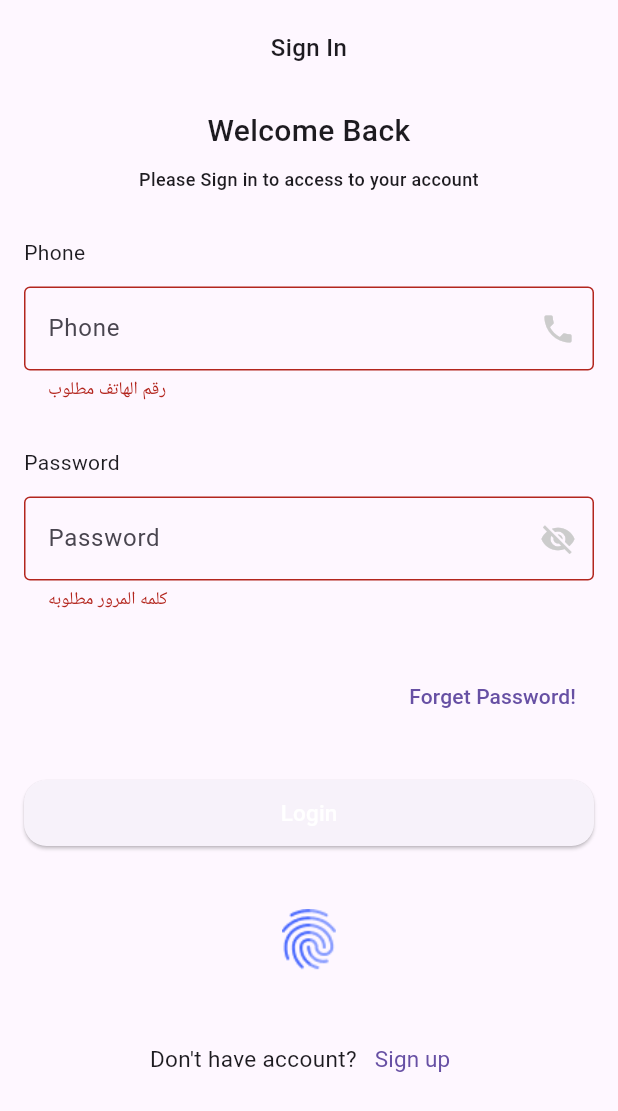
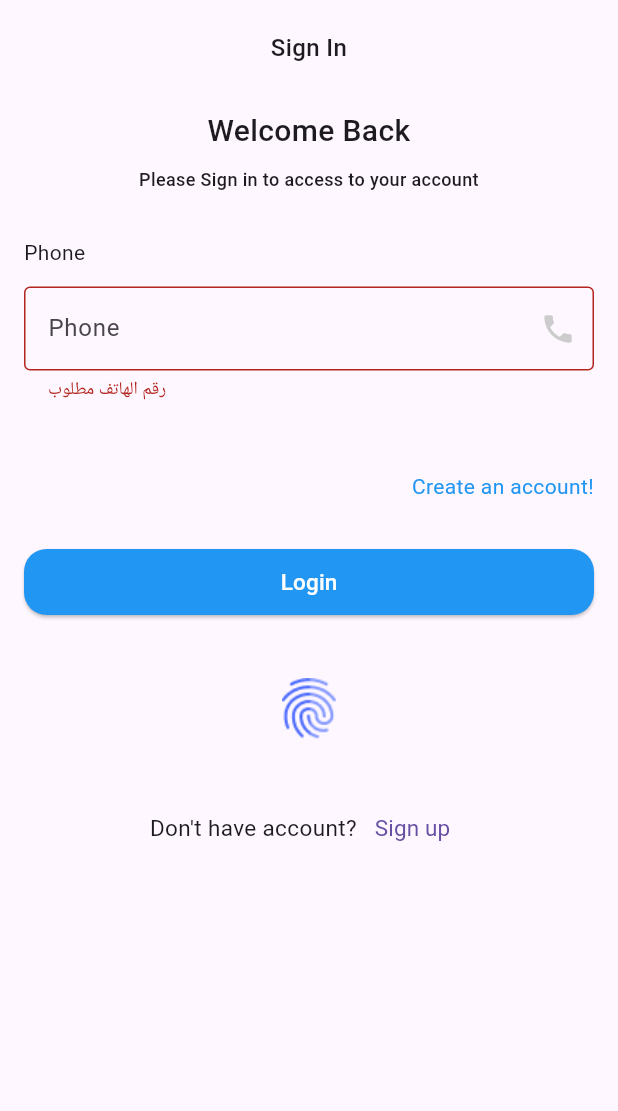
Before and after one commit to omarelgmmal2/mudadd, a Flutter app: the LoginScreen screen opened directly, after a tap on "Login", on a phone screen of 412 x 824 dp. Shown: the top 1111 px of the screen. Run offline on Flutter 3.47's test engine with Material 3 defaults, Android fonts, the phone set to English and light mode, and no system bars; our stand-ins replace flutter_svg.

Commit message:
update login

```diff
--- a/lib/auth/login/view.dart
+++ b/lib/auth/login/view.dart
@@ -2,7 +2,6 @@ import 'package:flutter/material.dart';
 import 'package:mudad/core/design/custom_image.dart';
 import '../../core/design/app_button.dart';
 import '../../core/design/app_input_email.dart';
-import '../../core/design/app_input_password.dart';
 import '../../core/logic/helper_methods.dart';
 import '../sign_up/view.dart';
 
@@ -61,11 +60,6 @@ class _LoginScreenState extends State<LoginScreen> {
             const SizedBox(
               height: 30,
             ),
-            Form(
-              key: formKey,
-              child: Column(
-                crossAxisAlignment: CrossAxisAlignment.start,
-                children: [
             const Text(
               "Phone",
               style: TextStyle(
@@ -76,7 +70,9 @@ class _LoginScreenState extends State<LoginScreen> {
             const SizedBox(
               height: 13,
             ),
-                  AppInputPhone(
+            Form(
+              key: formKey,
+              child: AppInputPhone(
                 labelText: "Phone",
                 isPhone: true,
                 controller: phoneController,
@@ -90,41 +86,19 @@ class _LoginScreenState extends State<LoginScreen> {
                   return null;
                 },
               ),
-                  const Text(
-                    "Password",
-                    style: TextStyle(
-                      fontSize: 14,
-                      fontWeight: FontWeight.w400,
-                    ),
-                  ),
-                  const SizedBox(
-                    height: 13,
-                  ),
-                  AppInputPassword(
-                    labelText: "Password",
-                    isPassword: true,
-                    controller: passwordController,
-                    validator: (value) {
-                      if (value!.isEmpty) {
-                        return "كلمه المرور مطلوبه";
-                      } else if (value.length < 8) {
-                        return "كلمه المرور ضعيفه";
-                      }
-                      return null;
-                    },
-                  ),
-                ],
-              ),
             ),
             const SizedBox(
               height: 16,
             ),
-            TextButton(
-              onPressed: () {},
-              child: const Align(
-                alignment: Alignment.topRight,
-                child: Text(
-                  "Forget Password!",
+            GestureDetector(
+              onTap: () {
+                toGetNavigate(const SignUpScreen(),);
+              },
+              child: const Text(
+                textAlign: TextAlign.end,
+                "Create an account!",
+                style: TextStyle(
+                  color: Colors.blue,
                 ),
               ),
             ),
--- a/lib/core/design/app_button.dart
+++ b/lib/core/design/app_button.dart
@@ -10,6 +10,7 @@ class ElevateButton extends StatelessWidget {
     return ElevatedButton(
       onPressed: onPress,
       style: ElevatedButton.styleFrom(
+        backgroundColor: Colors.blue,
         shape: RoundedRectangleBorder(
           borderRadius: BorderRadius.circular(15),
         ),
--- a/lib/core/design/custom_cardboard_and_bottles.dart
+++ b/lib/core/design/custom_cardboard_and_bottles.dart
@@ -60,7 +60,7 @@ class CustomCardBoardAndBottles extends StatelessWidget {
                           height: 10,
                         ),
                         Text(
-                          "10 كرتونه",
+                           "كرتونه 10",
                           style: TextStyle(
                             fontSize: 20,
                             fontWeight: FontWeight.w600,
@@ -93,7 +93,7 @@ class CustomCardBoardAndBottles extends StatelessWidget {
                         height: 5,
                       ),
                       const Text(
-                          "عبوه330مx20 ",
+                        "330مx20عبوه",
                         style: TextStyle(
                           fontSize: 17,
                           fontWeight: FontWeight.w600,
--- a/lib/core/design/custom_elevated_button.dart
+++ b/lib/core/design/custom_elevated_button.dart
@@ -21,6 +21,7 @@ class AppButton extends StatelessWidget {
           style: TextStyle(
             fontSize: 20,
             fontWeight: FontWeight.bold,
+            color: Colors.white
           ),
         ),
       ),
--- a/lib/main.dart
+++ b/lib/main.dart
@@ -1,5 +1,5 @@
 import 'package:flutter/material.dart';
-import 'auth/login/view.dart';
+import 'package:mudad/payment/view.dart';
 import 'core/logic/helper_methods.dart';
 
 void main() {
@@ -15,7 +15,7 @@ class MyApp extends StatelessWidget {
       title: "Mudad",
       debugShowCheckedModeBanner: false,
       navigatorKey: navigatorKey,
-      home: const LoginScreen(),
+      home: const PaymentView(),
     );
   }
 }
```
Also changed, not shown: pubspec.lock. Lines whose indentation alone changed are shown as unchanged.
